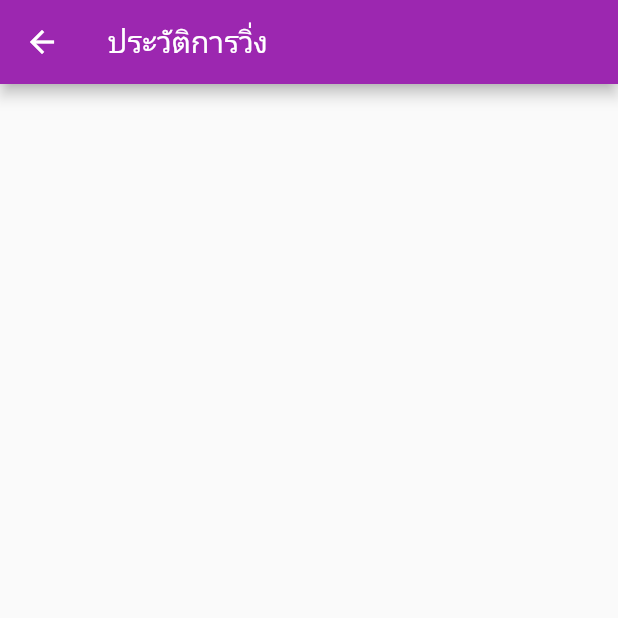
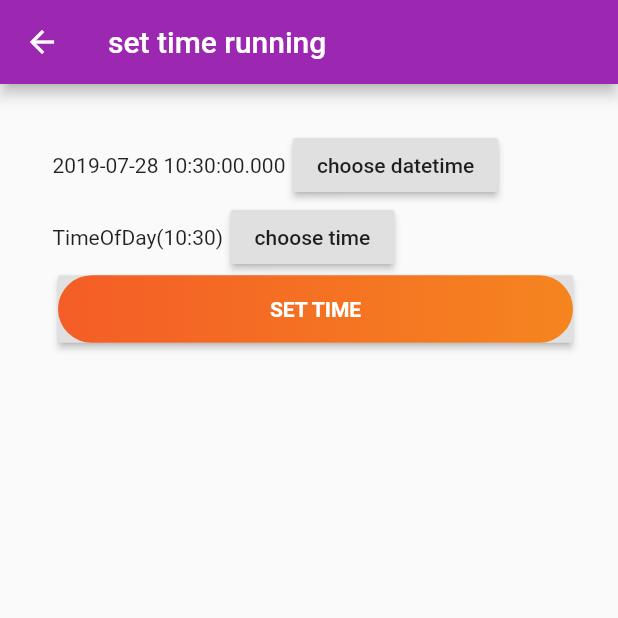
Before and after one commit to FillOverFlow/flutter_workaround, a Flutter app: the HomeScreen screen opened directly, in the side drawer, after a tap on "ตั้งเวลาการวิ่ง", on a phone screen of 412 x 824 dp, the top half of it. Run offline on Flutter 3.47's test engine with Material 2 defaults, Android fonts, the phone set to English and light mode, and no system bars; drawn by our look-alikes of firebase_database; our stand-ins replace datetime_picker_formfield, firebase_auth, google_maps_flutter, location; accounts and stored records are empty.

Commit message:
add date timepicker

```diff
--- a/lib/main.dart
+++ b/lib/main.dart
@@ -1,4 +1,5 @@
 import 'package:flutter/material.dart';
+import 'package:flutter/rendering.dart';
 import 'package:intl/intl.dart';
 import 'package:work_around/screen/google_map_screen.dart';
 import 'package:work_around/screen/home.dart';
@@ -25,6 +26,6 @@ class MainApp extends StatelessWidget{
         "/Login": (BuildContext context) => LoginScreen(),
         "/Map":(BuildContext context) => MapScreen()
         },
-       );
+      );
   }
 }
--- a/lib/screen/home.dart
+++ b/lib/screen/home.dart
@@ -45,7 +45,7 @@ class _HomePageState extends State<HomeScreen> {
               trailing: new Icon(Icons.access_alarm),
               onTap:() {
                 Navigator.of(context).pop();
-                Navigator.push(context,MaterialPageRoute(builder:(context) => RunningHistory()));
+                Navigator.push(context,MaterialPageRoute(builder:(context) => SetTimeRunning()));
                 }
             ),
             new ListTile(
--- a/lib/screen/set_time_running.dart
+++ b/lib/screen/set_time_running.dart
@@ -0,0 +1,137 @@
+import 'package:flutter/material.dart';
+import 'dart:async';
+
+class SetTimeRunning extends StatefulWidget {
+  @override
+  _SetTimeRunningState createState() => _SetTimeRunningState();
+}
+
+class _SetTimeRunningState extends State<SetTimeRunning> {
+
+  DateTime _date = new DateTime.now();
+  TimeOfDay _time = new TimeOfDay.now();
+
+  Future<Null> _selectDate(BuildContext context) async {
+    final DateTime picked = await showDatePicker(
+      context: context,
+      initialDate: _date,
+      firstDate: new DateTime(2016),
+      lastDate: new DateTime(2020)
+    );
+
+    //logic select time
+     if(picked !=null  && picked != _date){
+       print("Date selected ${_date.toString()}");
+       setState(() {
+         _date = picked;
+       });
+     }
+  }
+
+  Future<Null> _selectTime(BuildContext context) async {
+    final TimeOfDay picked_time = await showTimePicker(
+      context: context,
+      initialTime: _time,
+    );
+
+    //logic select time
+     if(picked_time !=null  && picked_time != _date){
+       print("Date selected ${_time.toString()}");
+       setState(() {
+         _time = picked_time;
+       });
+     }
+  }
+
+  @override
+  Widget build(BuildContext context) {
+    return Scaffold(
+      appBar: AppBar(title: Text('set time running'),),
+      body: Center(
+        child:Container(
+          margin: EdgeInsets.all(30),
+          child: Column(
+            children: <Widget>[
+                Row(
+                  children: <Widget>[
+                    Padding(
+                      padding: EdgeInsets.all(5),
+                      child:Align(
+                        alignment: Alignment.topLeft,
+                        child: Text('${_date.toString()}'),
+                      ),
+                    ),
+                    Padding(
+                      padding: EdgeInsets.all(0),
+                      child:Align(
+                        alignment: Alignment.topRight,
+                        child:
+                          RaisedButton(
+                          child: Text('choose datetime'),
+                          onPressed: (){_selectDate(context);},
+                        ),
+                      ),
+                    ),
+                  ],
+                ),
+                Row(
+                  children: <Widget>[
+                    Padding(
+                      padding: EdgeInsets.all(5),
+                      child:Align(
+                        alignment: Alignment.topLeft,
+                        child: Text('${_time.toString()}'),
+                      ),
+                    ),
+                    Padding(
+                      padding: EdgeInsets.all(0),
+                      child:Align(
+                        alignment: Alignment.topRight,
+                        child:
+                          RaisedButton(
+                          child: Text('choose time'),
+                          onPressed: (){_selectTime(context);},
+                        ),
+                      ),
+                    ),
+                  ],
+                ),
+                Row(
+                  children: <Widget>[
+                    Spacer(),
+                    RaisedButton(
+                        onPressed: (){ print('time set !!');},
+                        padding: const EdgeInsets.all(0.0),
+                        child: Container(
+                          height: 45,
+                          width: MediaQuery.of(context).size.width/1.2,
+                          decoration: BoxDecoration(
+                            gradient: LinearGradient(
+                              colors: [
+                                Color(0xFFf45d27),
+                                Color(0xFFf5851f)
+                              ],
+                            ),
+                            borderRadius: BorderRadius.all(
+                              Radius.circular(50)
+                            )
+                          ),
+                          child: Center(
+                            child:   Text('set time'.toUpperCase(),
+                              style: TextStyle(
+                                color: Colors.white,
+                                fontWeight: FontWeight.bold
+                              ),
+                            ),
+                          ),
+                        ),
+                    ),
+                  ],
+                )
+              ],
+            ),
+          ),
+        ),
+      );
+    }
+}
```
